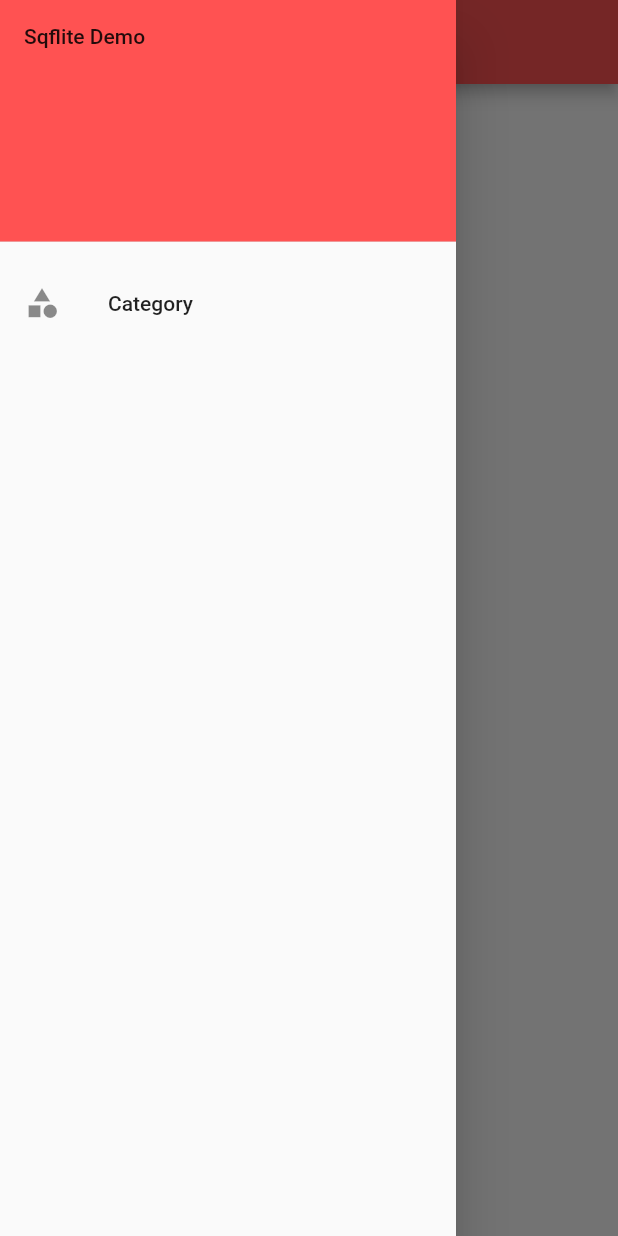
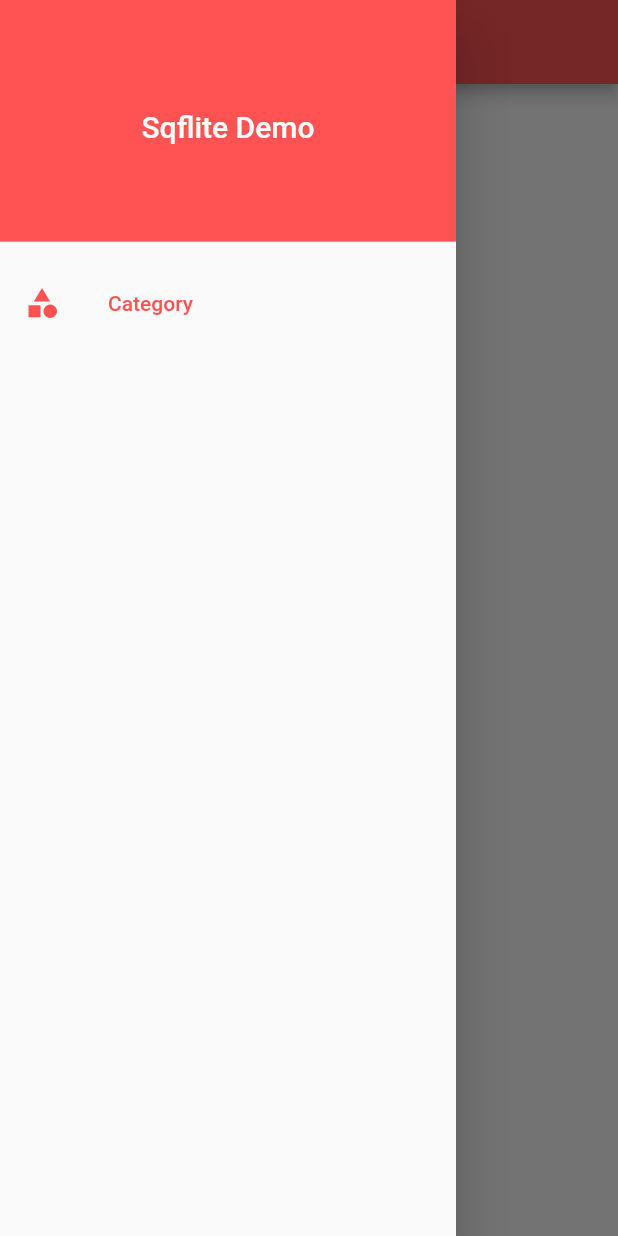
Before and after one commit to phalsopheak/lesson5_sqflite, a Flutter app: the screen it shows after launch, with the side drawer open, on a phone screen of 412 x 824 dp. Run offline on Flutter 3.47's test engine with Material 2 defaults, Android fonts, the phone set to English and light mode, and no system bars; our stand-ins replace form_field_validator, get, sqflite; missing offline and left inert: dart:ffi; accounts and stored records are empty.

Commit message:
edit ui category list

```diff
--- a/lib/view/home_view.dart
+++ b/lib/view/home_view.dart
@@ -16,14 +16,30 @@ class HomeView extends StatelessWidget {
               decoration: BoxDecoration(
                 color: Colors.redAccent,
               ),
-              child: Text('Sqflite Demo'),
+              child: Container(
+                child: Center(
+                  child: Text(
+                    'Sqflite Demo',
+                    style: TextStyle(
+                      fontSize: 20,
+                      color: Colors.white,
+                    ),
+                  ),
+                ),
+              ),
             ),
             SizedBox(
               height: 5,
             ),
             ListTile(
-                title: Text('Category'),
-                leading: Icon(Icons.category),
+                title: Text(
+                  'Category',
+                  style: TextStyle(color: Colors.redAccent),
+                ),
+                leading: Icon(
+                  Icons.category,
+                  color: Colors.redAccent,
+                ),
                 onTap: () {
                   Get.back();
                   Get.toNamed('/category');
```
Also changed, not shown: lib/view/category_view.dart (+23 -2 lines), lib/view/widget/category_row.dart (added, +29 -0 lines).
